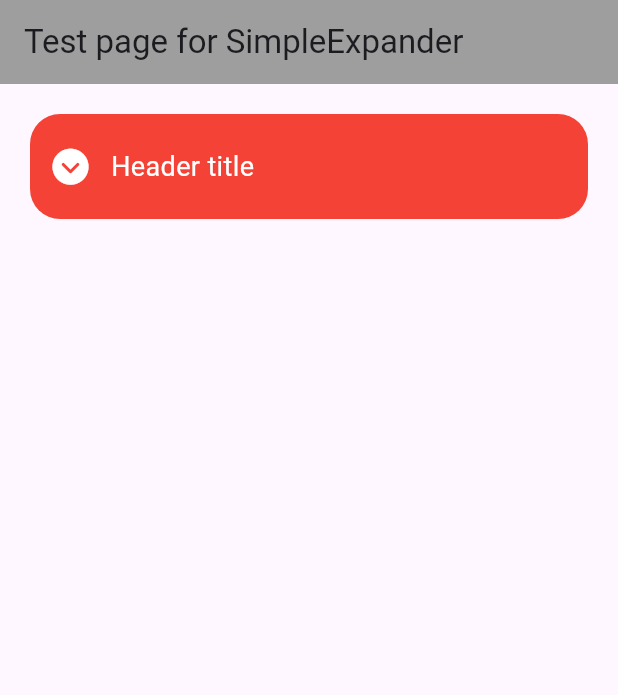
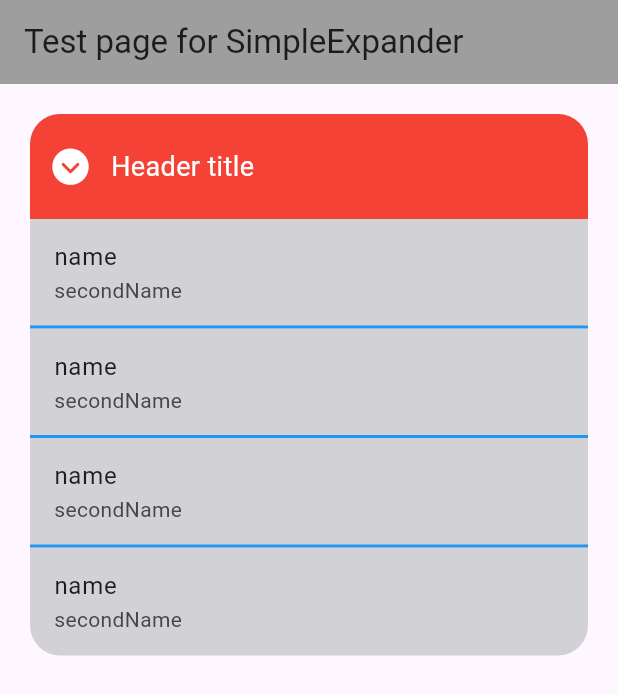
Before and after one commit to LStienon/simple_expander, a Flutter app: the screen it shows after launch, on a phone screen of 412 x 824 dp. Shown: the top 695 px of the screen. Run offline on Flutter 3.47's test engine with Material 3 defaults, Android fonts, the phone set to English and light mode, and no system bars; drawn by our look-alikes of flutter_animate; our stand-ins replace font_awesome_flutter.

Commit message:
trying but its hard ...

```diff
--- a/example/lib/main.dart
+++ b/example/lib/main.dart
@@ -1,8 +1,10 @@
 import 'dart:developer';
 
-import 'package:example/SimpleObject.dart';
+import 'package:example/simple_object.dart';
 import 'package:flutter/material.dart';
-import 'package:simple_expander/simple_expander.dart';
+import 'package:simple_expander/first_try/simple_expander_first.dart';
+import 'package:simple_expander/first_try/tile.dart';
+
 
 void main() {
   runApp(const MyApp());
@@ -50,14 +52,15 @@ class _MyHomePageState extends State<MyHomePage> {
         child: SingleChildScrollView(
           child: Column(
             children: [
-              SimpleExpander(
+              AnimatedSimpleExpander(
                 headerString: "Header title",
                 tiles: testValues.map((e) => SimpleExpanderTile(
                   title: e.name,
                   subtitle: e.secondName,
                   onTap: () async {
                     log('henlo to number ${e.id}');
-                  }
+                  },
+                  curve: 20,
                 )).toList(),
               )
             ],
--- /dev/null
+++ b/lib/first_try/content.dart
@@ -0,0 +1,38 @@
+import 'package:flutter/material.dart';
+import 'tile.dart';
+
+class SimpleExpanderContent extends StatefulWidget {
+  final List<SimpleExpanderTile> tiles;
+  final double curve;
+
+  const SimpleExpanderContent({super.key,
+    required this.tiles,
+    required this.curve
+  });
+
+  @override
+  State<SimpleExpanderContent> createState() => _SimpleExpanderContentState();
+}
+
+class _SimpleExpanderContentState extends State<SimpleExpanderContent> {
+  @override
+  Widget build(BuildContext context) {
+    return Padding(
+      padding: const EdgeInsets.all(0),
+      child: Column(
+        children: widget.tiles.map((oneTile) {
+          int currentIndex = widget.tiles.indexOf(oneTile);
+          bool lastOne = currentIndex == widget.tiles.length - 1;
+
+          return SimpleExpanderTile(
+            title: oneTile.title,
+            subtitle: oneTile.subtitle,
+            onTap: oneTile.onTap,
+            lastInList: lastOne,
+            curve: widget.curve,
+          );
+        }).toList(),
+      ),
+    );
+  }
+}
--- /dev/null
+++ b/lib/first_try/header.dart
@@ -0,0 +1,48 @@
+import 'package:flutter/material.dart';
+import 'package:font_awesome_flutter/font_awesome_flutter.dart';
+
+typedef IsExpandedFunction = bool Function();
+
+class SimpleExpanderHeader extends StatefulWidget {
+  final String title;
+  final Widget? trailing;
+  final IsExpandedFunction isExpanded;
+
+  const SimpleExpanderHeader({super.key,
+    required this.title,
+    required this.isExpanded,
+    this.trailing
+  });
+
+  @override
+  State<SimpleExpanderHeader> createState() => _SimpleExpanderHeaderState();
+}
+
+class _SimpleExpanderHeaderState extends State<SimpleExpanderHeader> {
+  @override
+  Widget build(BuildContext context) {
+    return Container(
+      padding: const EdgeInsets.all(15),
+      height: 70,
+      color: Colors.red,
+      child: Row(
+        children: [
+          Icon(
+            widget.isExpanded() ? FontAwesomeIcons.circleChevronUp : FontAwesomeIcons.circleChevronDown,
+            color: Colors.white,
+          ),
+          const SizedBox(width: 15,),
+          Text(
+            widget.title,
+            style: const TextStyle(
+              color: Colors.white,
+              fontSize: 18.0,
+            ),
+          ),
+          const Spacer(),
+          widget.trailing ?? const SizedBox()
+        ],
+      ),
+    );
+  }
+}
--- /dev/null
+++ b/lib/first_try/simple_expander_first.dart
@@ -0,0 +1,95 @@
+library simple_expander;
+
+import "package:flutter/cupertino.dart";
+import "package:flutter/material.dart";
+import "package:flutter_animate/flutter_animate.dart";
+import "package:simple_expander/first_try/content.dart";
+
+import "header.dart";
+import "tile.dart";
+
+
+
+
+class AnimatedSimpleExpander extends StatefulWidget {
+  final String headerString;
+  final Widget? headerTrailing;
+  final List<SimpleExpanderTile> tiles;
+  final double? curve;
+
+  const AnimatedSimpleExpander({super.key,
+    required this.headerString,
+    required this.tiles,
+    this.headerTrailing,
+    this.curve,
+  });
+
+  @override
+  State<AnimatedSimpleExpander> createState() => _AnimatedSimpleExpanderState();
+}
+
+class _AnimatedSimpleExpanderState extends State<AnimatedSimpleExpander> with SingleTickerProviderStateMixin {
+  bool _isExpanded = false;
+  late final AnimationController _animationController;
+
+  @override
+  void initState() {
+    if (widget.curve != null) {
+      curve = widget.curve!;
+    }
+    _animationController = AnimationController(vsync: this);
+    super.initState();
+  }
+
+  void toggleExpand() {
+    setState(() {
+      _isExpanded = !_isExpanded;
+    });
+
+    _isExpanded == true ? _animationController.forward() : _animationController.reverse();
+
+  }
+
+  @override
+  Widget build(BuildContext context) {
+    return ClipRRect(
+      borderRadius: BorderRadius.circular(curve),
+      child: Column(
+        children: [
+          GestureDetector(
+            onTap: toggleExpand,
+            child: SimpleExpanderHeader(
+              title: widget.headerString,
+              isExpanded: () => _isExpanded, // IT WORKS FINE !!
+            ),
+          ),
+
+          // SUB WIDGET TO ANIMATE
+          Animate(
+            autoPlay: false,
+            controller: _animationController,
+            effects: [
+              // VisibilityEffect(
+              //   duration: Duration(milliseconds: 1)
+              // ),
+              SlideEffect(
+                duration: Duration(milliseconds: 200),
+                begin: Offset(0, -1.25),
+                end: Offset(0, 0)
+              )
+            ],
+            child: SimpleExpanderContent(
+              tiles: widget.tiles,
+              curve: curve,
+            ),
+          )
+
+        ],
+      ),
+    );
+  }
+}
+
+
+
+double curve = 20; // MADE TO HAVE THE SAME CURVE IN PARENT AND CHILD WIDGET
--- /dev/null
+++ b/lib/first_try/tile.dart
@@ -0,0 +1,58 @@
+import 'package:flutter/cupertino.dart';
+import 'package:flutter/material.dart';
+
+typedef OnTapFunction = Future<void> Function();
+
+class SimpleExpanderTile extends StatefulWidget {
+  final String title;
+  final String subtitle;
+  final OnTapFunction onTap;
+  final Widget? trailing;
+  final bool lastInList;
+  final double curve;
+
+  const SimpleExpanderTile({super.key,
+    required this.title,
+    required this.subtitle,
+    required this.onTap,
+    required this.curve,
+    this.trailing,
+    this.lastInList = false
+  });
+
+  @override
+  State<SimpleExpanderTile> createState() => _SimpleExpanderTileState();
+}
+
+class _SimpleExpanderTileState extends State<SimpleExpanderTile> {
+  @override
+  Widget build(BuildContext context) {
+    return Column(
+      children: [
+        GestureDetector(
+          onTapDown: (TapDownDetails details) {
+            // FOR EVENTUAL POPUP MENU IMPLEMENTATION
+          },
+          child: ListTile(
+            tileColor: CupertinoColors.systemGrey4,
+            shape: RoundedRectangleBorder(
+              borderRadius: BorderRadius.only(
+                  bottomLeft: Radius.circular(widget.lastInList ? widget.curve : 0),
+                  bottomRight: Radius.circular(widget.lastInList ? widget.curve : 0)
+              ),
+            ),
+            title: Text(widget.title),
+            subtitle: Text(widget.subtitle),
+            trailing: widget.trailing,
+            onTap: widget.onTap,
+            onLongPress: () {
+              // HERE CALL THE LOCAL WIDGET FUNCTION THAT POPS THE POPUP MENU
+            },
+          ),
+        ),
+        if (!widget.lastInList)
+          const Divider(thickness: 2, color: Colors.blue, height: 1)
+      ],
+    );
+  }
+}
--- a/lib/simple_expander.dart
+++ b/lib/simple_expander.dart
@@ -1,5 +1,3 @@
-library simple_expander;
-
 import "package:flutter/cupertino.dart";
 import "package:flutter/material.dart";
 import "package:font_awesome_flutter/font_awesome_flutter.dart";
--- a/pubspec.yaml
+++ b/pubspec.yaml
@@ -10,6 +10,7 @@ environment:
 dependencies:
   flutter:
     sdk: flutter
+  flutter_animate: ^4.2.0+1
   font_awesome_flutter: ^10.5.0
 
 dev_dependencies:
```
Also changed, not shown: example/lib/simple_object.dart (renamed from example/lib/SimpleObject.dart), example/pubspec.lock.
